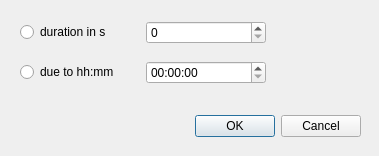
First picture: the form in qt/beamer/add_cntdwn_dialog.ui, repository sMau/Beamer, before the edit.
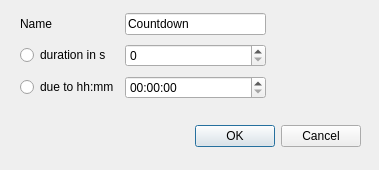
Second picture: the form after the edit.

Commit message: tested countdown adding, refined countdown adding. added file type determination

The edit to the form file:
```diff
--- a/qt/beamer/add_cntdwn_dialog.ui
+++ b/qt/beamer/add_cntdwn_dialog.ui
@@ -7,7 +7,7 @@
     <x>0</x>
     <y>0</y>
     <width>379</width>
-    <height>156</height>
+    <height>170</height>
    </rect>
   </property>
   <property name="windowTitle">
@@ -17,7 +17,7 @@
    <property name="geometry">
     <rect>
      <x>20</x>
-     <y>110</y>
+     <y>120</y>
      <width>341</width>
      <height>32</height>
     </rect>
@@ -35,35 +35,49 @@
      <x>20</x>
      <y>10</y>
      <width>246</width>
-     <height>87</height>
+     <height>94</height>
     </rect>
    </property>
    <layout class="QGridLayout" name="gridLayout">
-    <item row="2" column="0">
+    <item row="3" column="0">
      <widget class="QRadioButton" name="radioBtnDueTo">
       <property name="text">
        <string>due to hh:mm</string>
       </property>
      </widget>
     </item>
-    <item row="2" column="1">
+    <item row="1" column="0">
+     <widget class="QRadioButton" name="radBtnInSeconds">
+      <property name="text">
+       <string>duration in s</string>
+      </property>
+     </widget>
+    </item>
+    <item row="3" column="1">
      <widget class="QTimeEdit" name="durationAsDate">
       <property name="enabled">
        <bool>true</bool>
       </property>
      </widget>
     </item>
-    <item row="0" column="1">
+    <item row="1" column="1">
      <widget class="QSpinBox" name="durationInSeconds">
       <property name="maximum">
        <number>86400</number>
       </property>
      </widget>
     </item>
+    <item row="0" column="1">
+     <widget class="QLineEdit" name="lineEditName">
+      <property name="text">
+       <string>Countdown</string>
+      </property>
+     </widget>
+    </item>
     <item row="0" column="0">
-     <widget class="QRadioButton" name="radBtnInSeconds">
+     <widget class="QLabel" name="label">
       <property name="text">
-       <string>duration in s</string>
+       <string>Name</string>
       </property>
      </widget>
     </item>
```
The commit also changes 8 other files.
